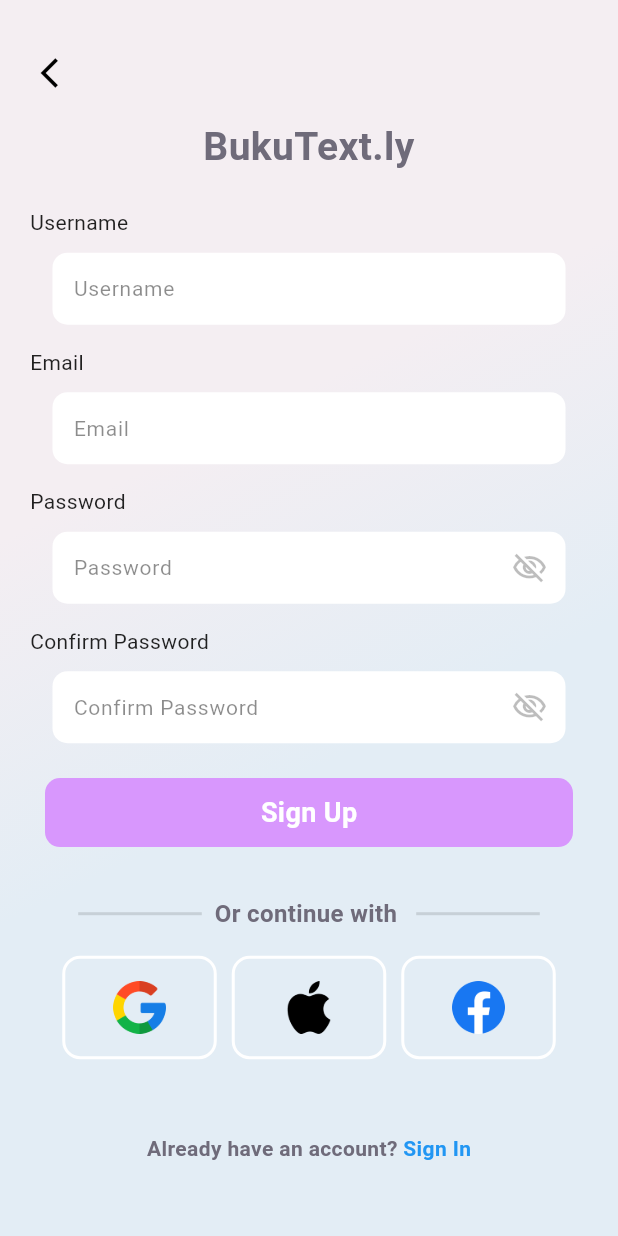
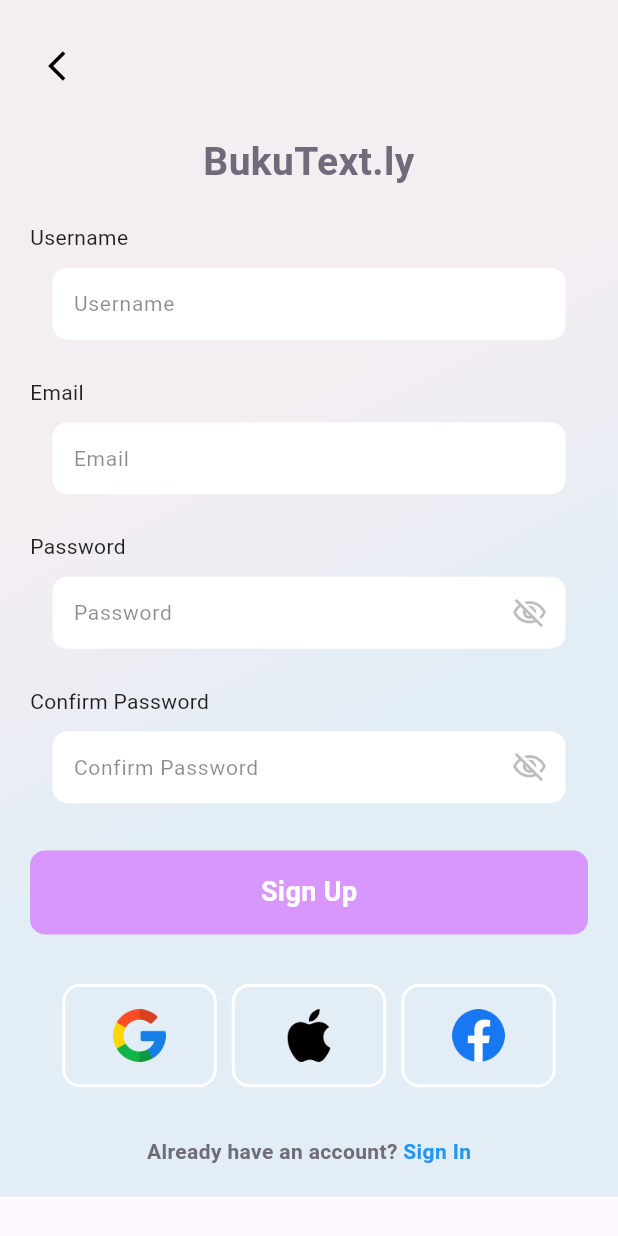
Before and after one commit to auniNajwa/buku_text_map, a Flutter app: the SignUp screen opened directly, on a phone screen of 412 x 824 dp. Run offline on Flutter 3.47's test engine with Material 3 defaults, Android fonts, the light colour scheme and no system bars.

Commit message:
sprint 1 ^^
sign in, sign out, logout, responsive design donee bro brooo

```diff
--- a/lib/Screen/sign_up.dart
+++ b/lib/Screen/sign_up.dart
@@ -1,5 +1,6 @@
 import 'package:flutter/material.dart';
 import 'package:buku_text_map/Utils/colors.dart';
+import 'package:buku_text_map/Screen/sign_in.dart';
 
 class SignUp extends StatelessWidget {
   const SignUp({Key? key}) : super(key: key);
@@ -12,20 +13,19 @@ class SignUp extends StatelessWidget {
         decoration: BoxDecoration(
           gradient: LinearGradient(
             begin: Alignment.topCenter,
-            colors: [
-              backgroundColor2,
-              backgroundColor2,
-              backgroundColor4,
-            ],
+            colors: [backgroundColor2, backgroundColor2, backgroundColor4],
           ),
         ),
         child: SafeArea(
-          child: ListView(
+          child: SingleChildScrollView(
+            child: Padding(
+              padding: const EdgeInsets.symmetric(horizontal: 20, vertical: 20),
+              child: Column(
+                crossAxisAlignment: CrossAxisAlignment.center,
                 children: [
-              SizedBox(height: size.height * 0.03),
-              Padding(
-                padding: const EdgeInsets.symmetric(horizontal: 15),
-                child: Row(
+                  // Back button aligned to the left
+                  Row(
+                    mainAxisAlignment: MainAxisAlignment.spaceBetween,
                     children: [
                       IconButton(
                         icon: Icon(Icons.arrow_back_ios, color: Colors.black),
@@ -33,44 +33,40 @@ class SignUp extends StatelessWidget {
                           Navigator.pop(context);
                         },
                       ),
-
+                      SizedBox(width: 40), // Adjust as needed for spacing
                     ],
                   ),
-              ),
-              SizedBox(height: 10),
-              Padding(
-                padding: const EdgeInsets.symmetric(horizontal: 15),
-                child: Text(
+                  SizedBox(height: size.height * 0.03),
+                  Text(
                     "BukuText.ly",
                     textAlign: TextAlign.center,
-                  style: TextStyle(fontWeight: FontWeight.bold,fontSize: 26, color: textColor2, height: 1.2),
+                    style: TextStyle(
+                      fontWeight: FontWeight.bold,
+                      fontSize: 26,
+                      color: textColor2,
+                      height: 1.2,
                     ),
                   ),
                   SizedBox(height: size.height * 0.03),
-              Padding(
-                padding: const EdgeInsets.symmetric(horizontal: 20),
-                child: inputFile(label: "Username"),
-              ),
-              Padding(
-                padding: const EdgeInsets.symmetric(horizontal: 20),
-                child: inputFile(label: "Email"),
-              ),
-              Padding(
-                padding: const EdgeInsets.symmetric(horizontal: 20),
-                child: inputFile(label: "Password", obscureText: true),
-              ),
-              Padding(
-                padding: const EdgeInsets.symmetric(horizontal: 20),
-                child: inputFile(label: "Confirm Password", obscureText: true),
-              ),
-              SizedBox(height: size.height * 0.01),
-              Padding(
-                padding: const EdgeInsets.symmetric(horizontal: 30),
-                child: Column(
-                  children: [
-                    Container(
+                  inputFile(label: "Username"),
+                  SizedBox(height: 10),
+                  inputFile(label: "Email"),
+                  SizedBox(height: 10),
+                  inputFile(label: "Password", obscureText: true),
+                  SizedBox(height: 10),
+                  inputFile(label: "Confirm Password", obscureText: true),
+                  SizedBox(height: size.height * 0.02),
+                  GestureDetector(
+                    onTap: () {
+                      // Navigate to Dashboard screen when Sign Up button is tapped
+                      Navigator.pushReplacement(
+                        context,
+                        MaterialPageRoute(builder: (context) => SignIn()),
+                      );
+                    },
+                    child: Container(
                       width: size.width,
-                      padding: const EdgeInsets.symmetric(vertical: 10),
+                      padding: EdgeInsets.symmetric(vertical: 15),
                       decoration: BoxDecoration(
                         color: primaryColor,
                         borderRadius: BorderRadius.circular(10),
@@ -86,31 +82,8 @@ class SignUp extends StatelessWidget {
                         ),
                       ),
                     ),
+                  ),
                   SizedBox(height: size.height * 0.04),
-                    Row(
-                      mainAxisAlignment: MainAxisAlignment.center,
-                      children: [
-                        Container(
-                          height: 2,
-                          width: size.width * 0.2,
-                          color: Colors.black12,
-                        ),
-                        Text(
-                          "  Or continue with   ",
-                          style: TextStyle(
-                            fontWeight: FontWeight.bold,
-                            color: textColor2,
-                            fontSize: 16,
-                          ),
-                        ),
-                        Container(
-                          height: 2,
-                          width: size.width * 0.2,
-                          color: Colors.black12,
-                        ),
-                      ],
-                    ),
-                    SizedBox(height: size.height * 0.02),
                   Row(
                     mainAxisAlignment: MainAxisAlignment.center,
                     children: [
@@ -121,7 +94,7 @@ class SignUp extends StatelessWidget {
                       socialIcon("assets/images/facebook.png"),
                     ],
                   ),
-                    SizedBox(height: size.height * 0.06),
+                  SizedBox(height: size.height * 0.04),
                   Row(
                     mainAxisAlignment: MainAxisAlignment.center,
                     children: [
@@ -136,6 +109,10 @@ class SignUp extends StatelessWidget {
                       GestureDetector(
                         onTap: () {
                           // Navigate to sign in page
+                          Navigator.pushReplacement(
+                            context,
+                            MaterialPageRoute(builder: (context) => SignIn()),
+                          );
                         },
                         child: Text(
                           "Sign In",
@@ -151,7 +128,6 @@ class SignUp extends StatelessWidget {
                 ],
               ),
             ),
-            ],
           ),
         ),
       ),
@@ -177,19 +153,13 @@ class SignUp extends StatelessWidget {
     );
   }
 
-  Container myTextField(String hint, bool obscureText) {
+  Widget myTextField(String hint, bool obscureText) {
     return Container(
-      padding: const EdgeInsets.symmetric(
-        horizontal: 15,
-        vertical: 5,
-      ),
+      padding: EdgeInsets.symmetric(horizontal: 15, vertical: 5),
       child: TextField(
         obscureText: obscureText,
         decoration: InputDecoration(
-          contentPadding: const EdgeInsets.symmetric(
-            horizontal: 10,
-            vertical: 10,
-          ),
+          contentPadding: EdgeInsets.symmetric(horizontal: 10, vertical: 10),
           fillColor: Colors.white,
           filled: true,
           border: OutlineInputBorder(
@@ -197,7 +167,7 @@ class SignUp extends StatelessWidget {
             borderRadius: BorderRadius.circular(10),
           ),
           hintText: hint,
-          hintStyle: const TextStyle(
+          hintStyle: TextStyle(
             color: Colors.black45,
             fontSize: 14,
           ),
@@ -214,10 +184,7 @@ class SignUp extends StatelessWidget {
 
   Container socialIcon(image) {
     return Container(
-      padding: const EdgeInsets.symmetric(
-        horizontal: 32,
-        vertical: 15,
-      ),
+      padding: EdgeInsets.symmetric(horizontal: 32, vertical: 15),
       decoration: BoxDecoration(
         borderRadius: BorderRadius.circular(12),
         border: Border.all(
--- a/lib/main.dart
+++ b/lib/main.dart
@@ -14,8 +14,8 @@ class MyApp extends StatelessWidget {
   Widget build(BuildContext context) {
     return const MaterialApp(
       debugShowCheckedModeBanner: false,
-      // home: MySplashScreen(),
-      home: Dashboard(),
+       home: MySplashScreen(),
+      //home: Dashboard(),
     );
   }
 }
```
Also changed, not shown: lib/Screen/sign_in.dart (+50 -62 lines), lib/Screen/view_dashboard.dart (+14 -4 lines). Lines whose indentation alone changed are shown as unchanged.
